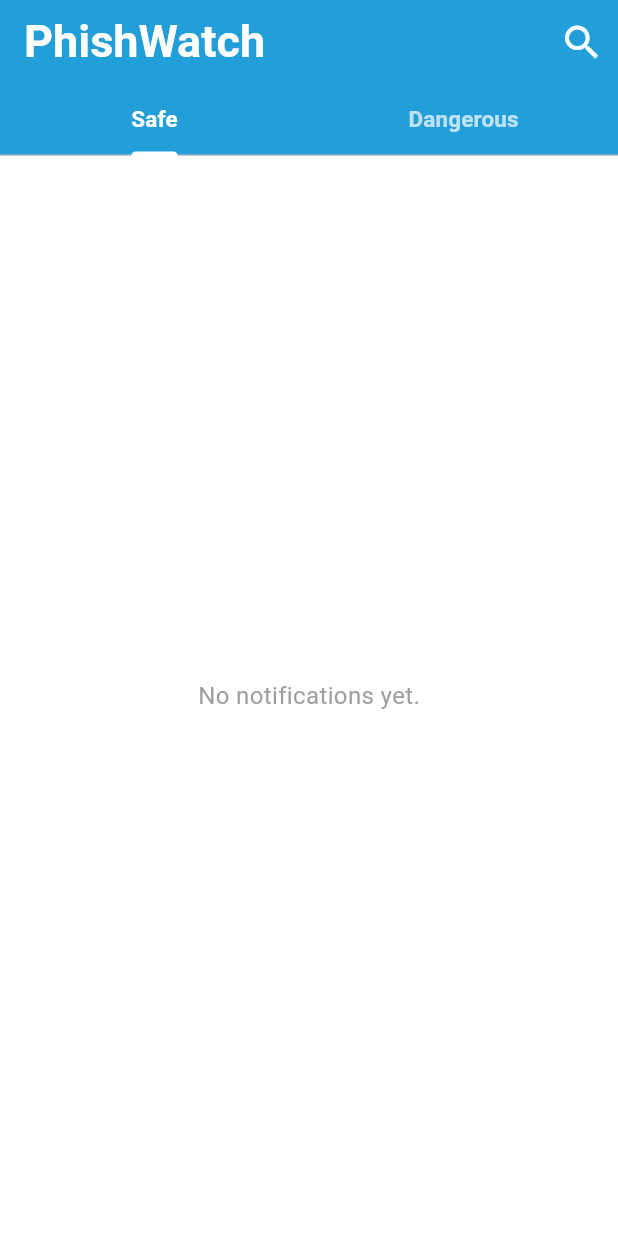
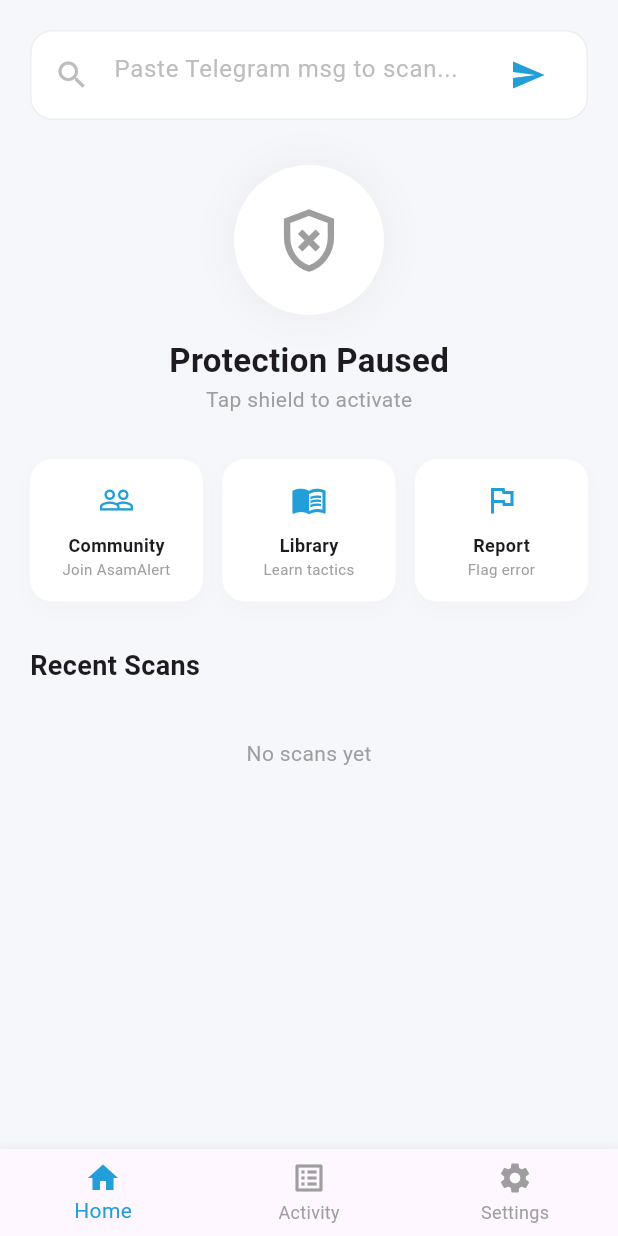
Before and after one commit to Hedgie06/PhishWatch, a Flutter app: the screen it shows after launch, on a phone screen of 412 x 824 dp. Run offline on Flutter 3.47's test engine with Material 3 defaults, Android fonts, the phone set to English and light mode, and no system bars; our stand-ins replace flutter_local_notifications, shared_preferences.

Commit message:
adding home screen

```diff
--- a/lib/main.dart
+++ b/lib/main.dart
@@ -1,11 +1,35 @@
 import 'package:flutter/material.dart';
-import 'notification_page.dart';
+import 'package:provider/provider.dart';
+import 'providers/app_state.dart';
+import 'services/notification_service.dart';
+import 'services/api_service.dart';
+import 'services/storage_service.dart'; // Make sure this file exists!
 import 'services/alert_service.dart';
 
+// The NEW UI
+import 'views/home_screen.dart';
+
 void main() async {
-  WidgetsFlutterBinding.ensureInitialized(); // make sure plugins load properly
-  await AlertService.init(); // initialize the local notification service
-  runApp(const PhishWatchApp());
+  WidgetsFlutterBinding.ensureInitialized();
+
+  // Keep your existing local notification setup
+  await AlertService.init();
+
+  runApp(
+    MultiProvider(
+      providers: [
+        // This injects the "Brain" (AppState) into the app
+        ChangeNotifierProvider(
+          create: (_) => AppState(
+            notificationService: NotificationService(),
+            apiService: ApiService(),
+            storageService: StorageService(),
+          ),
+        ),
+      ],
+      child: const PhishWatchApp(),
+    ),
+  );
 }
 
 class PhishWatchApp extends StatelessWidget {
@@ -13,9 +37,16 @@ class PhishWatchApp extends StatelessWidget {
 
   @override
   Widget build(BuildContext context) {
-    return const MaterialApp(
+    return MaterialApp(
+      title: 'PhishWatch',
       debugShowCheckedModeBanner: false,
-      home: NotificationPage(),
+      theme: ThemeData(
+        primarySwatch: Colors.blue,
+        useMaterial3: true,
+        scaffoldBackgroundColor: Color(0xFFF5F7FA), // Matches your new UI background
+      ),
+      // Point to the NEW Home Screen
+      home: HomeScreen(),
     );
   }
 }
--- /dev/null
+++ b/lib/views/home_screen.dart
@@ -0,0 +1,421 @@
+import 'package:flutter/material.dart';
+import 'package:provider/provider.dart';
+import 'package:url_launcher/url_launcher.dart';
+import '../providers/app_state.dart';
+import '../models/detection_item.dart';
+
+class HomeScreen extends StatefulWidget {
+  @override
+  _HomeScreenState createState() => _HomeScreenState();
+}
+
+class _HomeScreenState extends State<HomeScreen> {
+  int _currentIndex = 0;
+
+  final List<Widget> _pages = [
+    HomeDashboard(),      // Page 0: TrueCaller Style
+    ActivityPage(),       // Page 1: YOUR ORIGINAL BLUE TABS (Restored)
+    SettingsPage(),       // Page 2: Settings
+  ];
+
+  @override
+  void initState() {
+    super.initState();
+    Future.microtask(() =>
+      Provider.of<AppState>(context, listen: false).loadHistory()
+    );
+  }
+
+  @override
+  Widget build(BuildContext context) {
+    return Scaffold(
+      backgroundColor: Color(0xFFF5F7FA),
+      body: SafeArea(
+        child: IndexedStack(
+          index: _currentIndex,
+          children: _pages,
+        ),
+      ),
+      bottomNavigationBar: BottomNavigationBar(
+        currentIndex: _currentIndex,
+        onTap: (index) => setState(() => _currentIndex = index),
+        selectedItemColor: Color(0xFF229ED9), // Your App Blue
+        unselectedItemColor: Colors.grey,
+        showUnselectedLabels: true,
+        type: BottomNavigationBarType.fixed,
+        items: [
+          BottomNavigationBarItem(icon: Icon(Icons.home), label: "Home"),
+          BottomNavigationBarItem(icon: Icon(Icons.list_alt), label: "Activity"),
+          BottomNavigationBarItem(icon: Icon(Icons.settings), label: "Settings"),
+        ],
+      ),
+    );
+  }
+}
+
+// ==========================================
+// PAGE 1: HOME DASHBOARD (Modern UI)
+// ==========================================
+class HomeDashboard extends StatelessWidget {
+  final TextEditingController _searchController = TextEditingController();
+
+  @override
+  Widget build(BuildContext context) {
+    final appState = Provider.of<AppState>(context);
+    final detections = appState.detections;
+    final isScanning = appState.listenerEnabled;
+
+    return SingleChildScrollView(
+      padding: EdgeInsets.all(20),
+      child: Column(
+        crossAxisAlignment: CrossAxisAlignment.start,
+        children: [
+          // MANUAL SCAN INPUT
+          Container(
+            padding: EdgeInsets.symmetric(horizontal: 15, vertical: 5),
+            decoration: BoxDecoration(
+              color: Colors.white,
+              borderRadius: BorderRadius.circular(15),
+              border: Border.all(color: Colors.grey.shade200),
+            ),
+            child: TextField(
+              controller: _searchController,
+              decoration: InputDecoration(
+                border: InputBorder.none,
+                hintText: "Paste Telegram msg to scan...",
+                hintStyle: TextStyle(color: Colors.grey.shade400),
+                icon: Icon(Icons.search, color: Colors.grey.shade400),
+                suffixIcon: IconButton(
+                  icon: Icon(Icons.send, color: Color(0xFF229ED9)),
+                  onPressed: () {
+                    appState.manualScan(_searchController.text);
+                    _searchController.clear();
+                    FocusScope.of(context).unfocus();
+                  },
+                ),
+              ),
+            ),
+          ),
+
+          SizedBox(height: 30),
+
+          // STATUS HERO
+          Center(
+            child: Column(
+              children: [
+                GestureDetector(
+                  onTap: () => isScanning ? appState.stopListening() : appState.startListening(),
+                  child: Container(
+                    height: 100, width: 100,
+                    decoration: BoxDecoration(
+                      color: Colors.white,
+                      shape: BoxShape.circle,
+                      boxShadow: [
+                        BoxShadow(
+                          color: isScanning ? Color(0xFF229ED9).withOpacity(0.2) : Colors.grey.withOpacity(0.1),
+                          blurRadius: 20, spreadRadius: 5,
+                        )
+                      ],
+                    ),
+                    child: Icon(
+                      isScanning ? Icons.security : Icons.gpp_bad_outlined,
+                      size: 50,
+                      color: isScanning ? Color(0xFF229ED9) : Colors.grey,
+                    ),
+                  ),
+                ),
+                SizedBox(height: 15),
+                Text(
+                  isScanning ? "System Secure" : "Protection Paused",
+                  style: TextStyle(fontSize: 22, fontWeight: FontWeight.bold),
+                ),
+                Text(
+                  isScanning ? "Monitoring Telegram..." : "Tap shield to activate",
+                  style: TextStyle(color: Colors.grey),
+                ),
+              ],
+            ),
+          ),
+
+          SizedBox(height: 30),
+
+          // ACTION CARDS
+          Row(
+            mainAxisAlignment: MainAxisAlignment.spaceBetween,
+            children: [
+              _buildActionCard(context, Icons.people_outline, "Community", "Join AsamAlert",
+                  () => launchUrl(Uri.parse('https://t.me/AsamAlert'))),
+              _buildActionCard(context, Icons.menu_book, "Library", "Learn tactics", () {}),
+              _buildActionCard(context, Icons.flag_outlined, "Report", "Flag error",
+                  () => _showReportDialog(context)),
+            ],
+          ),
+
+          SizedBox(height: 30),
+
+          // RECENT SCANS PREVIEW
+          Text("Recent Scans", style: TextStyle(fontSize: 18, fontWeight: FontWeight.bold)),
+          SizedBox(height: 15),
+          if (detections.isEmpty)
+             Center(child: Padding(padding: EdgeInsets.all(20), child: Text("No scans yet", style: TextStyle(color: Colors.grey))))
+          else
+            ListView.builder(
+              shrinkWrap: true,
+              physics: NeverScrollableScrollPhysics(),
+              itemCount: detections.take(3).length,
+              itemBuilder: (context, index) => ScanItemTile(item: detections[index]),
+            ),
+        ],
+      ),
+    );
+  }
+
+  void _showReportDialog(BuildContext context) {
+    showDialog(
+      context: context,
+      builder: (context) => AlertDialog(
+        title: Text("Report Error"),
+        content: Column(
+          mainAxisSize: MainAxisSize.min,
+          children: [
+            Text("Help us retrain the model.", style: TextStyle(fontSize: 12, color: Colors.grey)),
+            SizedBox(height: 10),
+            TextField(decoration: InputDecoration(labelText: "Sender Info", border: OutlineInputBorder())),
+            SizedBox(height: 10),
+            TextField(decoration: InputDecoration(labelText: "Paste Message", border: OutlineInputBorder()), maxLines: 3),
+          ],
+        ),
+        actions: [
+          TextButton(onPressed: () => Navigator.pop(context), child: Text("Cancel")),
+          ElevatedButton(onPressed: () => Navigator.pop(context), child: Text("Submit")),
+        ],
+      ),
+    );
+  }
+
+  Widget _buildActionCard(BuildContext context, IconData icon, String title, String subtitle, VoidCallback onTap) {
+    return GestureDetector(
+      onTap: onTap,
+      child: Container(
+        width: MediaQuery.of(context).size.width * 0.28,
+        padding: EdgeInsets.symmetric(vertical: 15, horizontal: 5),
+        decoration: BoxDecoration(
+          color: Colors.white,
+          borderRadius: BorderRadius.circular(15),
+          boxShadow: [BoxShadow(color: Colors.grey.withOpacity(0.05), blurRadius: 10, offset: Offset(0, 5))],
+        ),
+        child: Column(
+          children: [
+            Icon(icon, color: Color(0xFF229ED9)),
+            SizedBox(height: 10),
+            Text(title, style: TextStyle(fontWeight: FontWeight.bold, fontSize: 12)),
+            Text(subtitle, style: TextStyle(color: Colors.grey, fontSize: 10), textAlign: TextAlign.center),
+          ],
+        ),
+      ),
+    );
+  }
+}
+
+// ==========================================
+// PAGE 2: ACTIVITY PAGE (RESTORED NOTIFICATION_PAGE UI)
+// ==========================================
+class ActivityPage extends StatefulWidget {
+  @override
+  _ActivityPageState createState() => _ActivityPageState();
+}
+
+class _ActivityPageState extends State<ActivityPage> with SingleTickerProviderStateMixin {
+  late TabController _tabController;
+
+  @override
+  void initState() {
+    super.initState();
+    _tabController = TabController(length: 2, vsync: this);
+  }
+
+  @override
+  Widget build(BuildContext context) {
+    // 1. Get Data from AppState
+    final appState = Provider.of<AppState>(context);
+
+    // 2. Filter Lists based on isPhishing status
+    final safeList = appState.detections.where((d) => !d.isPhishing).toList();
+    final dangerousList = appState.detections.where((d) => d.isPhishing).toList();
+
+    return Scaffold(
+      backgroundColor: Colors.white,
+      appBar: AppBar(
+        automaticallyImplyLeading: false, // Hide back button (we use bottom nav)
+        title: Text(
+          "PhishWatch",
+          style: TextStyle(color: Colors.white, fontWeight: FontWeight.w600, fontSize: 24),
+        ),
+        backgroundColor: Color(0xFF229ED9), // Your original Blue
+        bottom: TabBar(
+          controller: _tabController,
+          indicatorColor: Colors.white,
+          labelColor: Colors.white,
+          unselectedLabelColor: Colors.white70,
+          labelStyle: TextStyle(fontWeight: FontWeight.w700, fontSize: 15),
+          tabs: [
+            Tab(text: "Safe"),
+            Tab(text: "Dangerous"),
+          ],
+        ),
+      ),
+      body: TabBarView(
+        controller: _tabController,
+        children: [
+          _buildOriginalList(safeList, isDangerous: false),
+          _buildOriginalList(dangerousList, isDangerous: true),
+        ],
+      ),
+    );
+  }
+
+  Widget _buildOriginalList(List<DetectionItem> list, {required bool isDangerous}) {
+    if (list.isEmpty) {
+      return Center(
+        child: Text("No notifications yet.", style: TextStyle(fontSize: 16, color: Colors.grey)),
+      );
+    }
+
+    return ListView.builder(
+      padding: EdgeInsets.only(top: 10),
+      itemCount: list.length,
+      itemBuilder: (context, index) {
+        final item = list[index];
+        return Container(
+          margin: EdgeInsets.symmetric(horizontal: 12, vertical: 6),
+          decoration: BoxDecoration(
+            // Slight red tint for dangerous, grey for safe
+            color: isDangerous ? Color(0xFFFFF5F5) : Color(0xFFF1F0F0),
+            borderRadius: BorderRadius.circular(12),
+            boxShadow: [
+              BoxShadow(color: Colors.black.withOpacity(0.08), blurRadius: 6, offset: Offset(0, 3)),
+            ],
+          ),
+          child: ListTile(
+            leading: Icon(
+              Icons.telegram, // Force Telegram icon
+              color: Color(0xFF229ED9),
+              size: 28,
+            ),
+            title: Text(
+              item.app, // Displays "Manual Scan" or "Telegram"
+              style: TextStyle(fontWeight: FontWeight.bold, fontSize: 15),
+            ),
+            subtitle: Text(
+              item.message,
+              style: TextStyle(color: Colors.black87, fontSize: 13, height: 1.3),
+              maxLines: 4, // Show more lines like original
+              overflow: TextOverflow.ellipsis,
+            ),
+            trailing: Text(
+              "${(item.confidence * 100).toInt()}%",
+              style: TextStyle(fontSize: 12, color: Colors.grey),
+            ),
+          ),
+        );
+      },
+    );
+  }
+}
+
+// ==========================================
+// PAGE 3: SETTINGS PAGE
+// ==========================================
+class SettingsPage extends StatelessWidget {
+  @override
+  Widget build(BuildContext context) {
+    final appState = Provider.of<AppState>(context);
+
+    return Padding(
+      padding: const EdgeInsets.all(20.0),
+      child: Column(
+        crossAxisAlignment: CrossAxisAlignment.start,
+        children: [
+          Text("Settings", style: TextStyle(fontSize: 22, fontWeight: FontWeight.bold)),
+          SizedBox(height: 20),
+
+          Container(
+            padding: EdgeInsets.all(15),
+            decoration: BoxDecoration(color: Colors.white, borderRadius: BorderRadius.circular(15)),
+            child: Row(
+              mainAxisAlignment: MainAxisAlignment.spaceBetween,
+              children: [
+                Row(
+                  children: [
+                    Icon(Icons.shield, color: Color(0xFF229ED9)),
+                    SizedBox(width: 15),
+                    Text("Real-time Protection", style: TextStyle(fontWeight: FontWeight.bold)),
+                  ],
+                ),
+                Switch(
+                  value: appState.listenerEnabled,
+                  onChanged: (val) => val ? appState.startListening() : appState.stopListening(),
+                  activeColor: Color(0xFF229ED9),
+                ),
+              ],
+            ),
+          ),
+          Spacer(),
+          Center(child: Text("PhishWatch v1.0\nTelegram Dataset Model", textAlign: TextAlign.center, style: TextStyle(color: Colors.grey))),
+        ],
+      ),
+    );
+  }
+}
+
+// ==========================================
+// SHARED WIDGET: SCAN ITEM TILE (FOR HOME PAGE)
+// ==========================================
+class ScanItemTile extends StatelessWidget {
+  final DetectionItem item;
+  const ScanItemTile({required this.item});
+
+  @override
+  Widget build(BuildContext context) {
+    return Container(
+      margin: EdgeInsets.only(bottom: 15),
+      padding: EdgeInsets.all(15),
+      decoration: BoxDecoration(
+        color: Colors.white,
+        borderRadius: BorderRadius.circular(15),
+        boxShadow: [BoxShadow(color: Colors.grey.withOpacity(0.05), blurRadius: 10, offset: Offset(0, 5))],
+      ),
+      child: Row(
+        children: [
+          Container(
+            padding: EdgeInsets.all(10),
+            decoration: BoxDecoration(
+              color: item.isPhishing ? Colors.red.withOpacity(0.1) : Colors.green.withOpacity(0.1),
+              shape: BoxShape.circle,
+            ),
+            child: Icon(Icons.telegram, color: item.isPhishing ? Colors.red : Colors.green),
+          ),
+          SizedBox(width: 15),
+          Expanded(
+            child: Column(
+              crossAxisAlignment: CrossAxisAlignment.start,
+              children: [
+                Text(item.app, style: TextStyle(fontWeight: FontWeight.bold)),
+                Text(item.message, maxLines: 1, overflow: TextOverflow.ellipsis, style: TextStyle(color: Colors.grey, fontSize: 12)),
+              ],
+            ),
+          ),
+          Column(
+            crossAxisAlignment: CrossAxisAlignment.end,
+            children: [
+              Text(
+                item.isPhishing ? "PHISHING" : "SAFE",
+                style: TextStyle(color: item.isPhishing ? Colors.red : Colors.green, fontWeight: FontWeight.bold, fontSize: 12),
+              ),
+            ],
+          )
+        ],
+      ),
+    );
+  }
+}
--- a/pubspec.yaml
+++ b/pubspec.yaml
@@ -15,6 +15,9 @@ dependencies:
 
   # For API requests
   http: ^1.2.2
+
+  # For opening external links (Telegram, etc.)
+  url_launcher: ^6.2.4  # <--- ADD THIS LINE HERE
 
   # For local storage (choose one)
   shared_preferences: ^2.2.3   # simple JSON / string storage
```
Also changed, not shown: lib/providers/app_state.dart (+77 -5 lines), pubspec.lock, 6 other files.
